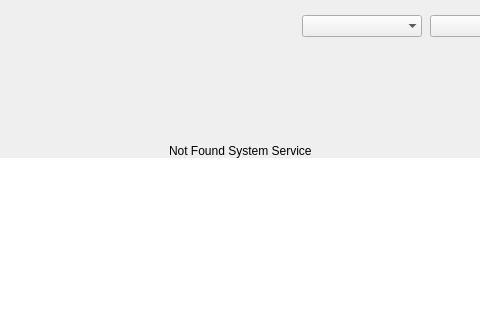
Above: shared/nexis/Pages/Services/services_page.ui from s4solutionsllc/Nexis before the change; both pictures show x 200 to 680 and y 0 to 320 of the 882 by 549 pixel window. Below: the same form after it.
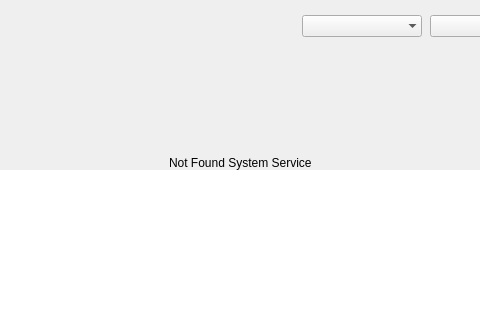
That is the form after the change.

```diff
--- a/shared/nexis/Pages/Services/services_page.ui
+++ b/shared/nexis/Pages/Services/services_page.ui
@@ -270,13 +270,13 @@
        <number>0</number>
       </property>
       <property name="topMargin">
-       <number>0</number>
+       <number>12</number>
       </property>
       <property name="rightMargin">
        <number>0</number>
       </property>
       <property name="bottomMargin">
-       <number>0</number>
+       <number>12</number>
       </property>
       <item alignment="Qt::AlignVCenter">
        <widget class="QWidget" name="notFoundWidget" native="true">
```
